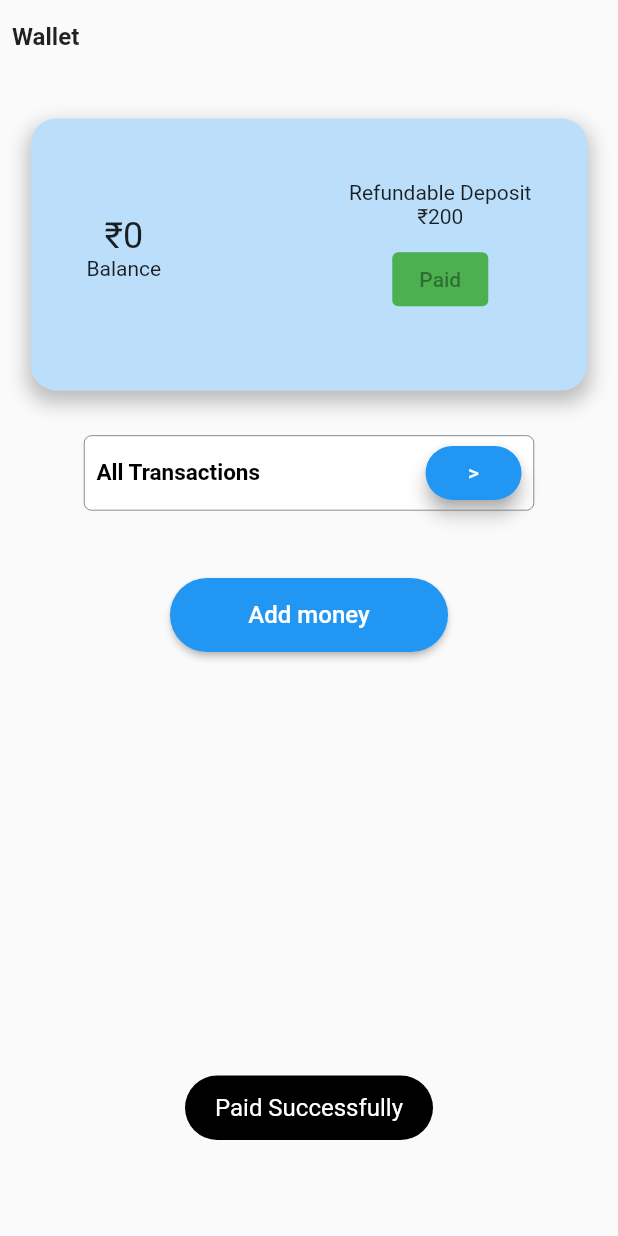
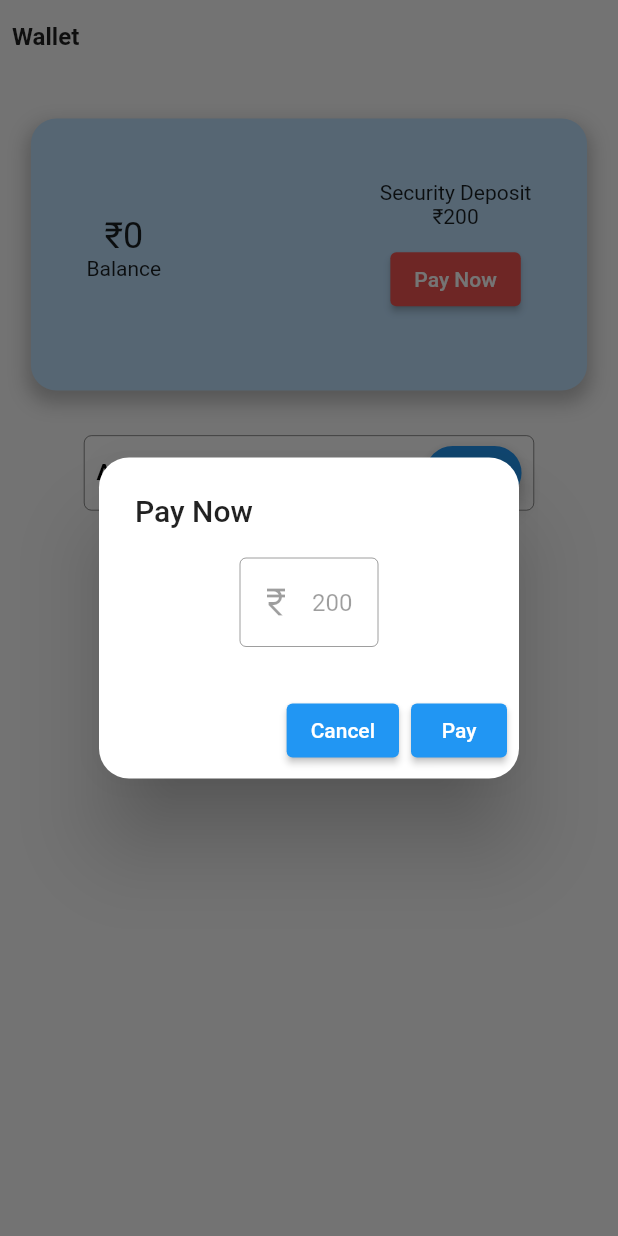
Before and after one commit to Mayuresh-G-Mhatre/public-bicycle-sharing-2, a Flutter app: the WalletScreen screen opened directly, after a tap on "Pay Now", on a phone screen of 412 x 824 dp. Run offline on Flutter 3.47's test engine with Material 2 defaults, Android fonts, the phone set to English and light mode, and no system bars; our stand-ins replace accordion, animated_text_kit, fluttertoast, lottie, otp_text_field, salomon_bottom_bar and 3 more; accounts and stored records are empty.

Commit message:
in get help {removed unused import, switched order or email and customer care in accordion, changed mail button text to email}, in wallet {changed refundable deposit to security deposit, added payment dialog to secuity deposit, added keyboard autofocus to add money dialog, add money button prompts to pay security deposit via toast if not paid}

```diff
--- a/lib/screens/help/get_help.dart
+++ b/lib/screens/help/get_help.dart
@@ -1,6 +1,5 @@
 import 'package:flutter/material.dart';
 import 'package:accordion/accordion.dart';
-import 'package:url_launcher/link.dart';
 import 'package:url_launcher/url_launcher.dart';
 
 class GetHelpScreen extends StatefulWidget {
@@ -77,7 +76,7 @@ class _GetHelpScreenState extends State<GetHelpScreen> {
                     header:
                         const Text('How to I get refund of security deposit?'),
                     content: const Text(
-                        'Go to Settings and you will find an option to delete account. After deleting, refund will be credited to your account in 3-4 working days. If no refund has been recieved, contact us via customer care or email.'),
+                        'Go to Settings and you will find an option to delete account. After deleting, refund will be credited to your account in 3-4 working days. If no refund has been recieved, contact us via email or customer care.'),
                     // headerPadding: EdgeInsets.symmetric(horizontal: 20),
                     headerBackgroundColor: Colors.blue[200],
                     headerBackgroundColorOpened: Colors.grey,
@@ -105,7 +104,7 @@ class _GetHelpScreenState extends State<GetHelpScreen> {
                           size: 25,
                         ),
                         Text(
-                          'Mail',
+                          'E-Mail',
                           style: TextStyle(fontSize: 10),
                         ),
                       ],
--- a/lib/screens/wallet/wallet.dart
+++ b/lib/screens/wallet/wallet.dart
@@ -22,6 +22,7 @@ class _WalletScreenState extends State<WalletScreen> {
   late double height;
 
   TextEditingController amountController = TextEditingController();
+  TextEditingController depositController = TextEditingController(text: '200');
 
   @override
   void initState() {
@@ -114,7 +115,7 @@ class _WalletScreenState extends State<WalletScreen> {
                       Column(
                         children: [
                           const Text(
-                            'Refundable Deposit',
+                            'Security Deposit',
                           ),
                           const Text(
                             '\u{20B9}200',
@@ -124,18 +125,7 @@ class _WalletScreenState extends State<WalletScreen> {
                             onPressed: _paid
                                 ? null
                                 : () async {
-                                    Fluttertoast.showToast(
-                                      msg: 'Paid Successfully',
-                                      gravity: ToastGravity.BOTTOM,
-                                      toastLength: Toast.LENGTH_LONG,
-                                      backgroundColor: Colors.black,
-                                      textColor: Colors.white,
-                                      fontSize: 16.0,
-                                    );
-                                    setState(() {
-                                      _paid = true;
-                                    });
-                                    await sprefs.setDepositStatus(_paid);
+                                    await showDepositPaymentDialog(context);
                                   },
                             style: ElevatedButton.styleFrom(
                               backgroundColor: Colors.red[400],
@@ -213,9 +203,20 @@ class _WalletScreenState extends State<WalletScreen> {
                   height: height * 0.06,
                   width: width * 0.45,
                   child: ElevatedButton(
-                    onPressed: () async {
-                      await showPaymentDialog(context);
-                    },
+                    onPressed: _paid
+                        ? () async {
+                            await showPaymentDialog(context);
+                          }
+                        : () {
+                            Fluttertoast.showToast(
+                              msg: 'Pay Security Depsoit First',
+                              gravity: ToastGravity.BOTTOM,
+                              toastLength: Toast.LENGTH_LONG,
+                              backgroundColor: Colors.black,
+                              textColor: Colors.white,
+                              fontSize: 16.0,
+                            );
+                          },
                     style: ElevatedButton.styleFrom(
                       shape: const RoundedRectangleBorder(
                         borderRadius: BorderRadius.all(
@@ -239,6 +240,70 @@ class _WalletScreenState extends State<WalletScreen> {
     );
   }
 
+  Future<void> showDepositPaymentDialog(BuildContext context) async {
+    return showDialog(
+        context: context,
+        builder: (context) {
+          return StatefulBuilder(builder: (context, setState) {
+            return Padding(
+              padding:
+                  const EdgeInsets.symmetric(horizontal: 10.0, vertical: 5.0),
+              child: AlertDialog(
+                shape: RoundedRectangleBorder(
+                  borderRadius: BorderRadius.circular(20.0),
+                ),
+                title: const Text('Pay Now'),
+                content: Padding(
+                  padding: const EdgeInsets.symmetric(horizontal: 70),
+                  child: TextField(
+                    enabled: false,
+                    readOnly: true,
+                    controller: depositController,
+                    decoration: const InputDecoration(
+                      counterText: '',
+                      border: OutlineInputBorder(),
+                      prefixIcon: Icon(
+                        Icons.currency_rupee,
+                      ),
+                    ),
+                  ),
+                ),
+                actions: [
+                  ElevatedButton(
+                    onPressed: () async {
+                      Navigator.of(context).pop();
+                    },
+                    child: const Text('Cancel'),
+                  ),
+                  ElevatedButton(
+                    onPressed: () async {
+                      Fluttertoast.showToast(
+                        msg: 'Paid Successfully',
+                        gravity: ToastGravity.BOTTOM,
+                        toastLength: Toast.LENGTH_LONG,
+                        backgroundColor: Colors.black,
+                        textColor: Colors.white,
+                        fontSize: 16.0,
+                      );
+                      setState(() {
+                        _paid = true;
+                      });
+                      await sprefs.setDepositStatus(_paid);
+
+                      if (!mounted) return;
+                      Navigator.of(context).pop();
+                    },
+                    child: const Text('Pay'),
+                  ),
+                ],
+              ),
+            );
+          });
+        }).whenComplete(() {
+      setState(() {});
+    });
+  }
+
   Future<void> showPaymentDialog(BuildContext context) async {
     return showDialog(
         context: context,
@@ -256,6 +321,7 @@ class _WalletScreenState extends State<WalletScreen> {
                   padding: const EdgeInsets.symmetric(horizontal: 60),
                   child: TextField(
                     controller: amountController,
+                    autofocus: true,
                     maxLength: 3,
                     keyboardType: TextInputType.phone,
                     decoration: const InputDecoration(
```
